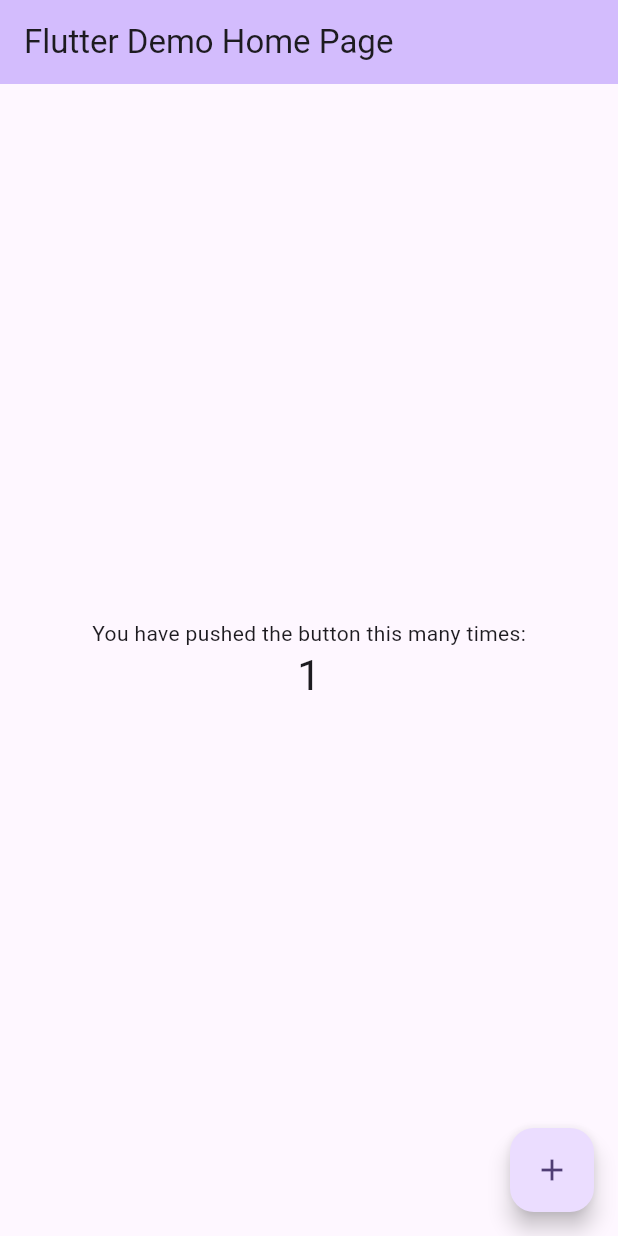
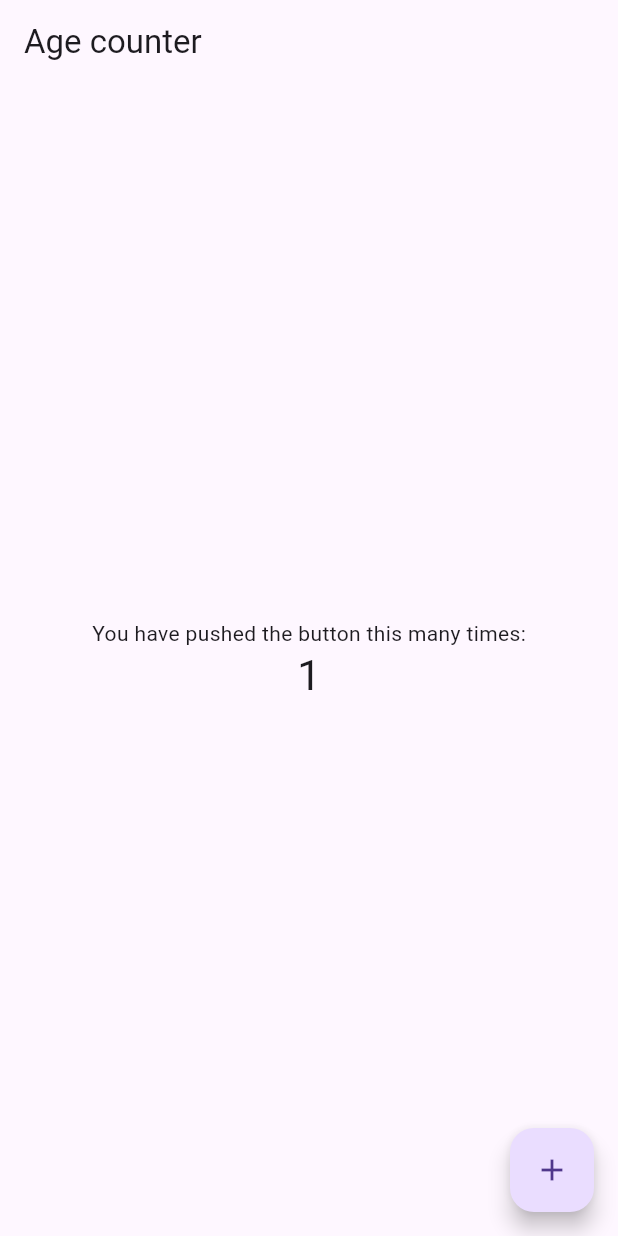
Before and after one commit to fernandocm9/MAD_inclass6_providers, a Flutter app: the screen it shows after launch, after a tap on the "add" icon, on a phone screen of 412 x 824 dp. Run offline on Flutter 3.47's test engine with Material 3 defaults, Android fonts, the phone set to English and light mode, and no system bars; missing offline and left inert: window_size.

```diff
--- a/in_class_6/lib/main.dart
+++ b/in_class_6/lib/main.dart
@@ -1,122 +1,120 @@
+import 'dart:io' show Platform;
+import 'package:flutter/foundation.dart' show kIsWeb;
 import 'package:flutter/material.dart';
+import 'package:provider/provider.dart';
+import 'package:window_size/window_size.dart';
 
 void main() {
-  runApp(const MyApp());
+  setupWindow();
+  runApp(
+    // Provide the model to all widgets within the app. We're using
+    // ChangeNotifierProvider because that's a simple way to rebuild
+    // widgets when a model changes. We could also just use
+    // Provider, but then we would have to listen to Counter ourselves.
+    //
+    // Read Provider's docs to learn about all the available providers.
+    ChangeNotifierProvider(
+      // Initialize the model in the builder. That way, Provider
+      // can own Counter's lifecycle, making sure to call `dispose`
+      // when not needed anymore.
+      create: (context) => Counter(),
+      child: const MyApp(),
+    ),
+  );
+}
+
+const double windowWidth = 360;
+const double windowHeight = 640;
+void setupWindow() {
+  if (!kIsWeb && (Platform.isWindows || Platform.isLinux || Platform.isMacOS)) {
+    WidgetsFlutterBinding.ensureInitialized();
+    setWindowTitle('Provider Counter');
+    setWindowMinSize(const Size(windowWidth, windowHeight));
+    setWindowMaxSize(const Size(windowWidth, windowHeight));
+    getCurrentScreen().then((screen) {
+      setWindowFrame(
+        Rect.fromCenter(
+          center: screen!.frame.center,
+          width: windowWidth,
+          height: windowHeight,
+        ),
+      );
+    });
+  }
+}
+
+// Simplest possible model, with just one field.
+//
+// [ChangeNotifier] is a class in `flutter:foundation`. [Counter] does
+// _not_ depend on Provider.
+class Counter with ChangeNotifier {
+  int value = 0;
+  void increment() {
+    value += 1;
+    notifyListeners();
+  }
 }
 
 class MyApp extends StatelessWidget {
   const MyApp({super.key});
-
-  // This widget is the root of your application.
   @override
   Widget build(BuildContext context) {
     return MaterialApp(
       title: 'Flutter Demo',
-      theme: ThemeData(
-        // This is the theme of your application.
-        //
-        // TRY THIS: Try running your application with "flutter run". You'll see
-        // the application has a purple toolbar. Then, without quitting the app,
-        // try changing the seedColor in the colorScheme below to Colors.green
-        // and then invoke "hot reload" (save your changes or press the "hot
-        // reload" button in a Flutter-supported IDE, or press "r" if you used
-        // the command line to start the app).
-        //
-        // Notice that the counter didn't reset back to zero; the application
-        // state is not lost during the reload. To reset the state, use hot
-        // restart instead.
-        //
-        // This works for code too, not just values: Most code changes can be
-        // tested with just a hot reload.
-        colorScheme: ColorScheme.fromSeed(seedColor: Colors.deepPurple),
-      ),
-      home: const MyHomePage(title: 'Flutter Demo Home Page'),
+      theme: ThemeData(primarySwatch: Colors.blue, useMaterial3: true),
+      home: const MyHomePage(),
     );
   }
 }
 
-class MyHomePage extends StatefulWidget {
-  const MyHomePage({super.key, required this.title});
-
-  // This widget is the home page of your application. It is stateful, meaning
-  // that it has a State object (defined below) that contains fields that affect
-  // how it looks.
-
-  // This class is the configuration for the state. It holds the values (in this
-  // case the title) provided by the parent (in this case the App widget) and
-  // used by the build method of the State. Fields in a Widget subclass are
-  // always marked "final".
-
-  final String title;
-
-  @override
-  State<MyHomePage> createState() => _MyHomePageState();
-}
-
-class _MyHomePageState extends State<MyHomePage> {
-  int _counter = 0;
-
-  void _incrementCounter() {
-    setState(() {
-      // This call to setState tells the Flutter framework that something has
-      // changed in this State, which causes it to rerun the build method below
-      // so that the display can reflect the updated values. If we changed
-      // _counter without calling setState(), then the build method would not be
-      // called again, and so nothing would appear to happen.
-      _counter++;
-    });
-  }
-
+class MyHomePage extends StatelessWidget {
+  const MyHomePage({super.key});
   @override
   Widget build(BuildContext context) {
-    // This method is rerun every time setState is called, for instance as done
-    // by the _incrementCounter method above.
-    //
-    // The Flutter framework has been optimized to make rerunning build methods
-    // fast, so that you can just rebuild anything that needs updating rather
-    // than having to individually change instances of widgets.
     return Scaffold(
-      appBar: AppBar(
-        // TRY THIS: Try changing the color here to a specific color (to
-        // Colors.amber, perhaps?) and trigger a hot reload to see the AppBar
-        // change color while the other colors stay the same.
-        backgroundColor: Theme.of(context).colorScheme.inversePrimary,
-        // Here we take the value from the MyHomePage object that was created by
-        // the App.build method, and use it to set our appbar title.
-        title: Text(widget.title),
-      ),
+      appBar: AppBar(title: const Text('Age counter')),
       body: Center(
-        // Center is a layout widget. It takes a single child and positions it
-        // in the middle of the parent.
         child: Column(
-          // Column is also a layout widget. It takes a list of children and
-          // arranges them vertically. By default, it sizes itself to fit its
-          // children horizontally, and tries to be as tall as its parent.
-          //
-          // Column has various properties to control how it sizes itself and
-          // how it positions its children. Here we use mainAxisAlignment to
-          // center the children vertically; the main axis here is the vertical
-          // axis because Columns are vertical (the cross axis would be
-          // horizontal).
-          //
-          // TRY THIS: Invoke "debug painting" (choose the "Toggle Debug Paint"
-          // action in the IDE, or press "p" in the console), to see the
-          // wireframe for each widget.
           mainAxisAlignment: MainAxisAlignment.center,
-          children: <Widget>[
+          children: [
             const Text('You have pushed the button this many times:'),
-            Text(
-              '$_counter',
-              style: Theme.of(context).textTheme.headlineMedium,
+            // Consumer looks for an ancestor Provider widget
+            // and retrieves its model (Counter, in this case).
+            // Then it uses that model to build widgets, and will trigger
+            // rebuilds if the model is updated.
+            Consumer<Counter>(
+              builder:
+                  (context, counter, child) => Text(
+                    '${counter.value}',
+                    style: Theme.of(context).textTheme.headlineMedium,
+                  ),
             ),
           ],
         ),
       ),
       floatingActionButton: FloatingActionButton(
-        onPressed: _incrementCounter,
+        onPressed: () {
+          // You can access your providers anywhere you have access
+          // to the context. One way is to use Provider.of<Counter>(context).
+          // The provider package also defines extension methods on the context
+          // itself. You can call context.watch<Counter>() in a build method
+          // of any widget to access the current state of Counter, and to ask
+          // Flutter to rebuild your widget anytime Counter changes.
+          //
+          // You can't use context.watch() outside build methods, because that
+          // often leads to subtle bugs. Instead, you should use
+          // context.read<Counter>(), which gets the current state
+          // but doesn't ask Flutter for future rebuilds.
+          //
+          // Since we're in a callback that will be called whenever the user
+          // taps the FloatingActionButton, we are not in the build method here.
+          // We should use context.read().
+          var counter = context.read<Counter>();
+          counter.increment();
+        },
         tooltip: 'Increment',
         child: const Icon(Icons.add),
-      ), // This trailing comma makes auto-formatting nicer for build methods.
+      ),
     );
   }
 }
--- a/in_class_6/pubspec.yaml
+++ b/in_class_6/pubspec.yaml
@@ -34,6 +34,11 @@ dependencies:
   # The following adds the Cupertino Icons font to your application.
   # Use with the CupertinoIcons class for iOS style icons.
   cupertino_icons: ^1.0.8
+  provider: ^6.1.2
+  window_size:
+    git:
+      url: https://github.com/google/flutter-desktop-embedding.git
+      path: plugins/window_size
 
 dev_dependencies:
   flutter_test:
```
Also changed, not shown: in_class_6/pubspec.lock, 11 other files.
